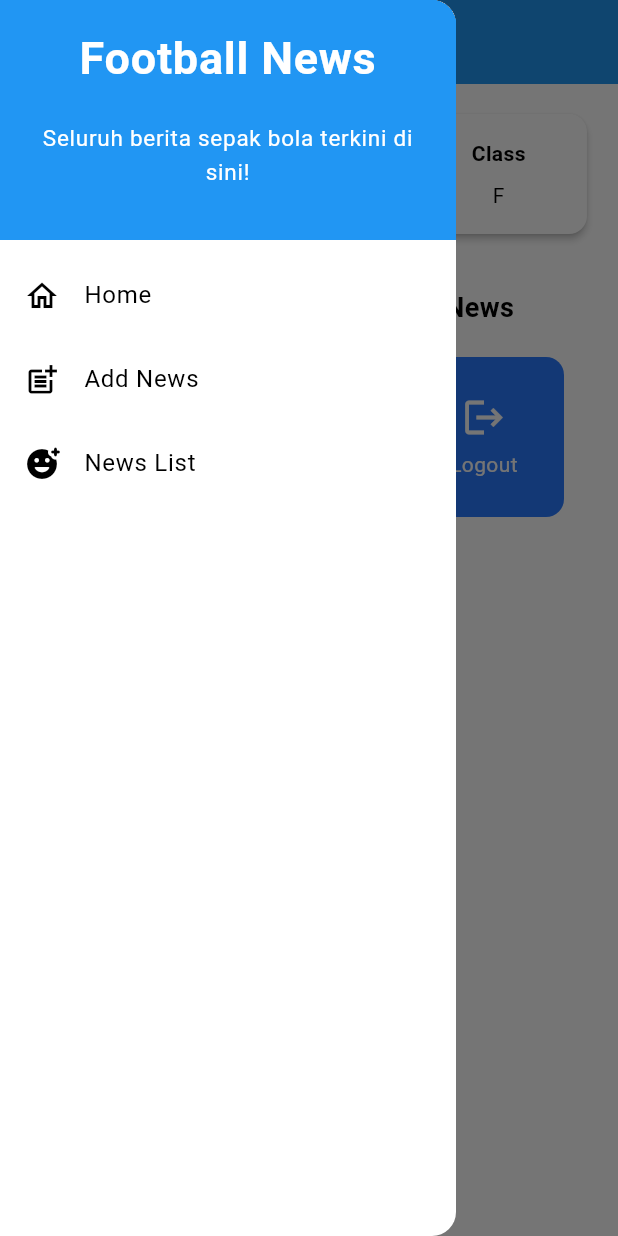
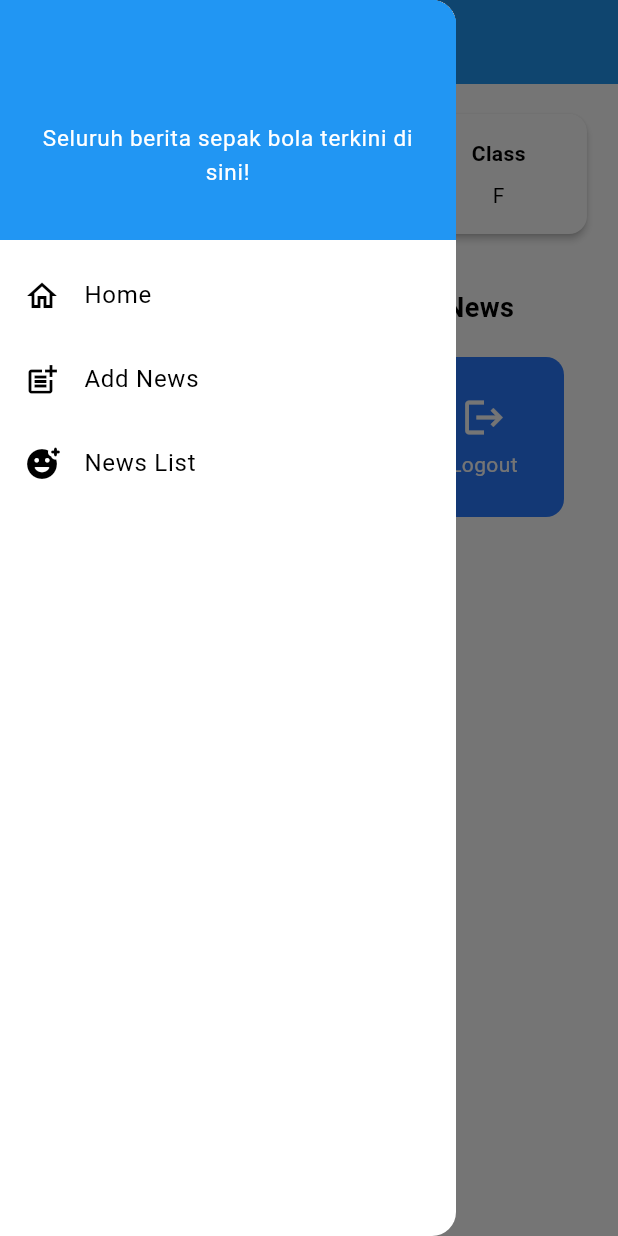
Before and after one commit to VazhaK14/football-news-mobile, a Flutter app: the MyHomePage screen opened directly, with the side drawer open, on a phone screen of 412 x 824 dp. Run offline on Flutter 3.47's test engine with Material 3 defaults, Android fonts, the phone set to English and light mode, and no system bars; missing offline and left inert: pbp_django_auth.

Commit message:
test bitrise

```diff
--- a/lib/screens/login.dart
+++ b/lib/screens/login.dart
@@ -45,7 +45,7 @@ class _LoginPageState extends State<LoginPage> {
       appBar: AppBar(title: const Text('Login')),
       body: Center(
         child: SingleChildScrollView(
-          padding: const EdgeInsets.all(16.0),
+          padding: const EdgeInsets.all(18.0),
           child: Card(
             elevation: 8,
             shape: RoundedRectangleBorder(
--- a/lib/widgets/left_drawer.dart
+++ b/lib/widgets/left_drawer.dart
@@ -21,7 +21,7 @@ class LeftDrawer extends StatelessWidget {
                   style: TextStyle(
                     fontSize: 30,
                     fontWeight: FontWeight.bold,
-                    color: Colors.white,
+                    color: Colors.blue,
                   ),
                 ),
                 Padding(padding: EdgeInsets.all(10)),
```
